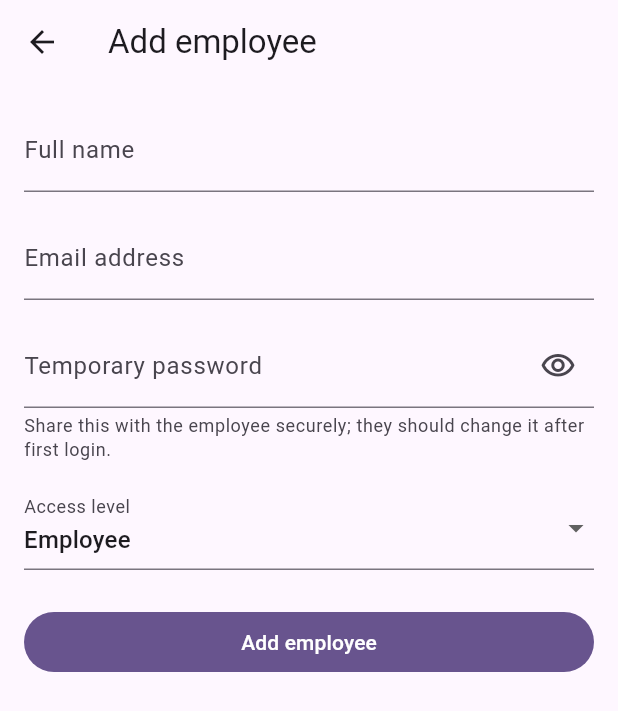
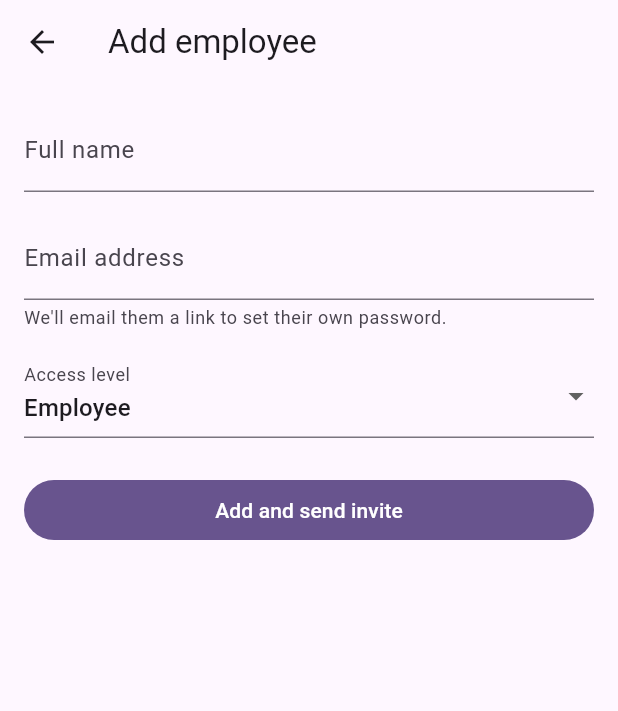
Before and after one commit to MicroAardvark/RotaManagement, a Flutter app: the NewEmployeeScreen screen opened by its route, on a phone screen of 412 x 824 dp. Shown: the top 711 px of the screen. Run offline on Flutter 3.47's test engine with Material 3 defaults, Android fonts, the phone set to English and light mode, and no system bars; our stand-ins replace flutter_secure_storage, table_calendar; accounts and stored records are empty.

Commit message:
changed adding employee
adding a new employee no longer sets tewmp password, but instead sends email for them to set it. unique emails are now enforced

```diff
--- a/rota_management/lib/new_employee.dart
+++ b/rota_management/lib/new_employee.dart
@@ -2,7 +2,10 @@ import 'package:flutter/material.dart';
 import 'services/api_service.dart';
 
 /// Form screen allowing a manager to add a new employee to their
-/// company. Only reachable from manager-only navigation - the backend
+/// company. The new starter is emailed a link to set their own
+/// password, so the manager never chooses or sees it.
+///
+/// Only reachable from manager-only navigation - the backend
 /// independently re-verifies manager status and company on submit,
 /// so this screen being reachable is a UX convenience, not the
 /// security boundary.
@@ -17,18 +20,18 @@ class _NewEmployeeScreenState extends State<NewEmployeeScreen> {
   final _formKey = GlobalKey<FormState>();
   final _nameController = TextEditingController();
   final _emailController = TextEditingController();
-  final _passwordController = TextEditingController();
 
   String _role = 'employee';
-  bool _obscurePassword = true;
   bool _isSaving = false;
   String? _errorMessage;
+
+  /// Server-side error shown under the email field (e.g. duplicate email).
+  String? _emailServerError;
 
   @override
   void dispose() {
     _nameController.dispose();
     _emailController.dispose();
-    _passwordController.dispose();
     super.dispose();
   }
 
@@ -43,17 +46,8 @@ class _NewEmployeeScreenState extends State<NewEmployeeScreen> {
     return null;
   }
 
-  String? _validatePassword(String? value) {
-    if (value == null || value.isEmpty) {
-      return 'Password is required';
-    }
-    if (value.length < 8) {
-      return 'Password must be at least 8 characters';
-    }
-    return null;
-  }
-
   Future<void> _submit() async {
+    setState(() => _emailServerError = null);
     if (!_formKey.currentState!.validate()) return;
 
     setState(() {
@@ -61,16 +55,32 @@ class _NewEmployeeScreenState extends State<NewEmployeeScreen> {
       _errorMessage = null;
     });
 
+    final email = _emailController.text.trim();
+
     try {
       await ApiService.createEmployee(
         name: _nameController.text.trim(),
-        email: _emailController.text.trim(),
-        password: _passwordController.text,
+        email: email,
         role: _role,
       );
 
       if (!mounted) return;
+      // Root ScaffoldMessenger outlives this route, so the snackbar
+      // stays visible on the screen we pop back to.
+      ScaffoldMessenger.of(context).showSnackBar(
+        SnackBar(content: Text('Invite sent to $email')),
+      );
       Navigator.of(context).pop(true); // signal success to caller
+    } on ApiException catch (e) {
+      if (!mounted) return;
+      setState(() {
+        if (e.statusCode == 409) {
+          _emailServerError = e.message;
+        } else {
+          _errorMessage = e.message;
+        }
+        _isSaving = false;
+      });
     } catch (e) {
       if (!mounted) return;
       setState(() {
@@ -107,29 +117,20 @@ class _NewEmployeeScreenState extends State<NewEmployeeScreen> {
                   controller: _emailController,
                   keyboardType: TextInputType.emailAddress,
                   autocorrect: false,
-                  decoration: const InputDecoration(
+                  decoration: InputDecoration(
                     labelText: 'Email address',
+                    helperText:
+                        "We'll email them a link to set their own password.",
+                    helperMaxLines: 2,
+                    errorText: _emailServerError,
+                    errorMaxLines: 2,
                   ),
                   validator: _validateEmail,
-                ),
-                const SizedBox(height: 16),
-                TextFormField(
-                  controller: _passwordController,
-                  obscureText: _obscurePassword,
-                  decoration: InputDecoration(
-                    labelText: 'Temporary password',
-                    helperText: 'Share this with the employee securely; '
-                        'they should change it after first login.',
-                    helperMaxLines: 2,
-                    suffixIcon: IconButton(
-                      icon: Icon(_obscurePassword
-                          ? Icons.visibility_outlined
-                          : Icons.visibility_off_outlined),
-                      onPressed: () =>
-                          setState(() => _obscurePassword = !_obscurePassword),
-                    ),
-                  ),
-                  validator: _validatePassword,
+                  onChanged: (_) {
+                    if (_emailServerError != null) {
+                      setState(() => _emailServerError = null);
+                    }
+                  },
                 ),
                 const SizedBox(height: 16),
                 DropdownButtonFormField<String>(
@@ -159,7 +160,7 @@ class _NewEmployeeScreenState extends State<NewEmployeeScreen> {
                           width: 20,
                           child: CircularProgressIndicator(strokeWidth: 2),
                         )
-                      : const Text('Add employee'),
+                      : const Text('Add and send invite'),
                 ),
               ],
             ),
--- a/rota_management/lib/services/api_service.dart
+++ b/rota_management/lib/services/api_service.dart
@@ -7,7 +7,7 @@ import '../models/job_type_model.dart';
 import '../models/client_model.dart';
 
 class ApiService {
-  static const String baseUrl = 'http://rota.princecleaning.co.uk';
+  static const String baseUrl = 'https://rota.princecleaning.co.uk';
 
   static const _storage = FlutterSecureStorage();
 
@@ -67,43 +67,7 @@ class ApiService {
   }
 
   // Manager-only — requires a valid manager JWT to already be stored
-  static Future<Map<String, dynamic>> registerStaff({
-    required String name,
-    required String email,
-    required String password,
-    required String role, // 'manager' or 'employee'
-  }) async {
-    final token = await getToken();
 
-    if (token == null) {
-      throw ApiException(statusCode: 401, message: 'You must be logged in.');
-    }
-
-    final response = await http.post(
-      Uri.parse('$baseUrl/api/auth/register'),
-      headers: {
-        'Content-Type': 'application/json',
-        'Authorization': 'Bearer $token',
-      },
-      body: jsonEncode({
-        'name': name,
-        'email': email,
-        'password': password,
-        'role': role,
-      }),
-    );
-
-    final data = jsonDecode(response.body) as Map<String, dynamic>;
-
-    if (response.statusCode == 201) {
-      return data;
-    }
-
-    throw ApiException(
-      statusCode: response.statusCode,
-      message: (data['message'] as String?) ?? 'Registration failed.',
-    );
-  }
 
   static Future<List<Employee>> getCurrentEmployees() async {
     final token = await getToken(); // however you retrieve the JWT
@@ -237,7 +201,6 @@ class ApiService {
   static Future<void> createEmployee({
     required String name,
     required String email,
-    required String password,
     required String role,
   }) async {
     final token = await getToken();
@@ -251,20 +214,51 @@ class ApiService {
       body: jsonEncode({
         'name': name,
         'email': email,
-        'password': password,
         'role': role,
       }),
     );
 
-    if (response.statusCode == 201) {
-      return;
-    }
+    if (response.statusCode == 201) return;
 
-    final data = jsonDecode(response.body) as Map<String, dynamic>;
-    throw Exception(data['error'] ?? 'Failed to create employee');
+    throw ApiException(
+      statusCode: response.statusCode,
+      message: _errorFrom(response, 'Failed to create employee'),
+    );
   }
 
-    static Future<List<JobType>> getJobTypes() async {
+  static Future<void> resendInvite(String employeeId) async {
+    final token = await getToken();
+
+    final response = await http.post(
+      Uri.parse('$baseUrl/api/employees/$employeeId/resend-invite'),
+      headers: {
+        'Authorization': 'Bearer $token',
+        'Content-Type': 'application/json',
+      },
+    );
+
+    if (response.statusCode == 200) return;
+
+    throw ApiException(
+      statusCode: response.statusCode,
+      message: _errorFrom(response, 'Failed to resend invite'),
+    );
+  }
+
+  /// Pulls the error text out of a JSON error body without crashing if
+  /// the body isn't JSON (e.g. an nginx 502 page).
+  static String _errorFrom(http.Response response, String fallback) {
+    try {
+      final data = jsonDecode(response.body) as Map<String, dynamic>;
+      return (data['error'] as String?) ?? (data['message'] as String?) ?? fallback;
+    } catch (_) {
+      return fallback;
+    }
+  }
+
+
+
+  static Future<List<JobType>> getJobTypes() async {
     final token = await getToken(); // however you retrieve the stored JWT elsewhere
     final response = await http.get(
       Uri.parse('$baseUrl/api/company/job-types'),
```
